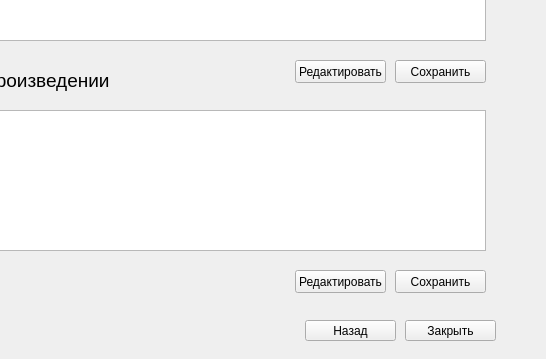
This is infoWindow2.ui in KaMA308/Reader-s-diary as Qt 5 draws it before an edit; both pictures show x 185 to 731 and y 230 to 589 of the 731 by 589 pixel window. The edited form follows.
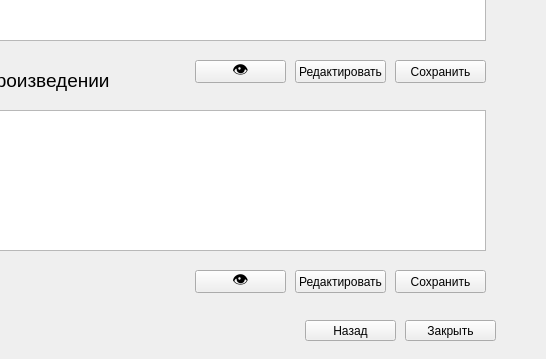
This is the edited form.

Commit message: Увеличенная информация

The edit to the form file:
```diff
--- a/infoWindow2.ui
+++ b/infoWindow2.ui
@@ -153,6 +153,42 @@
     <string>Редактировать</string>
    </property>
   </widget>
+  <widget class="QPushButton" name="viewArguments">
+   <property name="geometry">
+    <rect>
+     <x>380</x>
+     <y>290</y>
+     <width>91</width>
+     <height>23</height>
+    </rect>
+   </property>
+   <property name="font">
+    <font>
+     <pointsize>12</pointsize>
+    </font>
+   </property>
+   <property name="text">
+    <string>👁️</string>
+   </property>
+  </widget>
+  <widget class="QPushButton" name="viewClash">
+   <property name="geometry">
+    <rect>
+     <x>380</x>
+     <y>500</y>
+     <width>91</width>
+     <height>23</height>
+    </rect>
+   </property>
+   <property name="font">
+    <font>
+     <pointsize>12</pointsize>
+    </font>
+   </property>
+   <property name="text">
+    <string>👁️</string>
+   </property>
+  </widget>
  </widget>
  <resources/>
  <connections/>
```
The commit also changes 4 other files.
